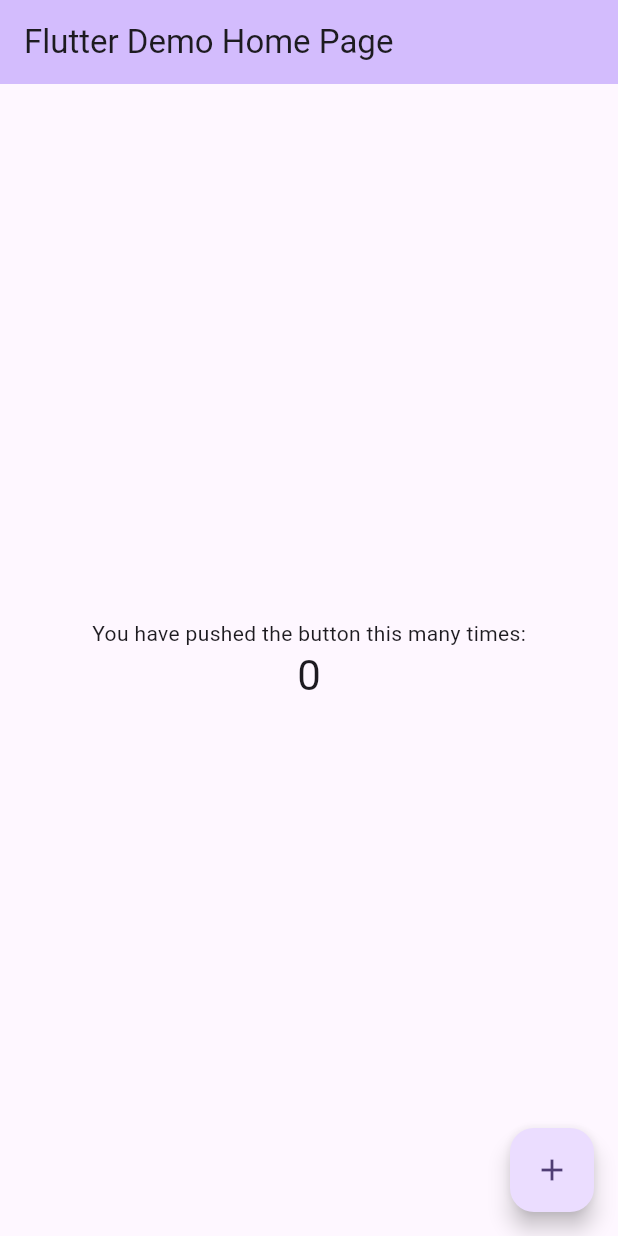
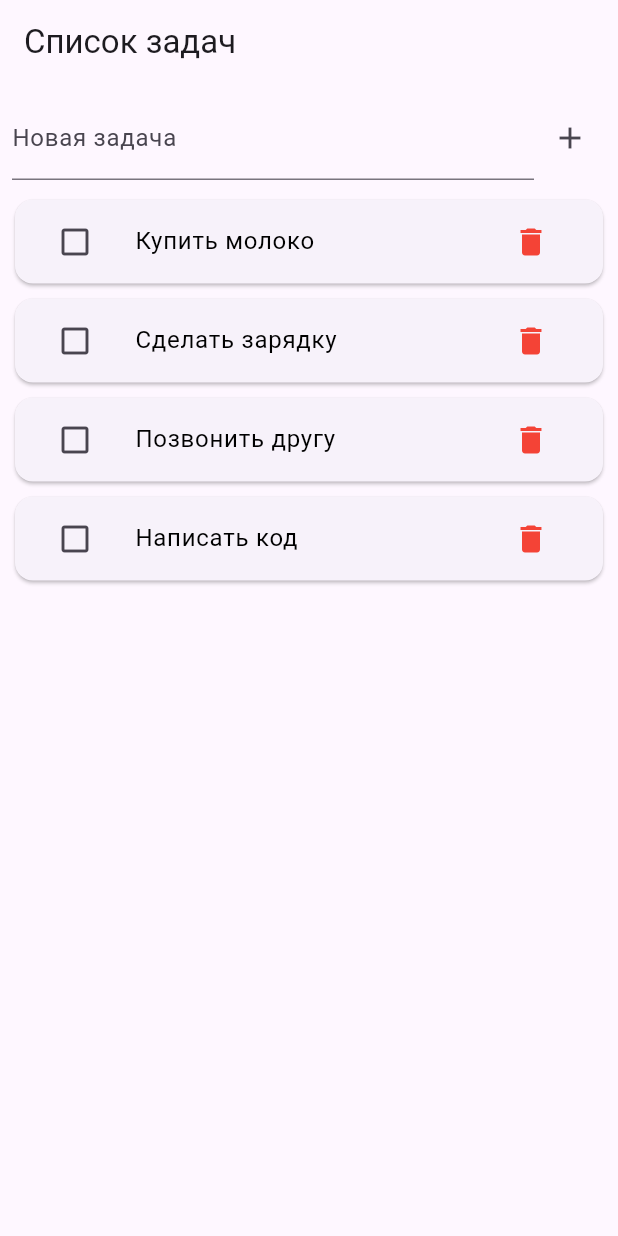
Before and after one commit to N1k1man/todo_list, a Flutter app: the screen it shows after launch, on a phone screen of 412 x 824 dp. Run offline on Flutter 3.47's test engine with Material 3 defaults, Android fonts, the phone set to English and light mode, and no system bars.

Commit message:
Added logigs, designed screens

```diff
--- a/lib/main.dart
+++ b/lib/main.dart
@@ -1,125 +1,6 @@
 import 'package:flutter/material.dart';
+import 'package:todo/todo_app.dart';
 
 void main() {
-  runApp(const MyApp());
+  runApp(const TodoApp());
 }
-
-class MyApp extends StatelessWidget {
-  const MyApp({super.key});
-
-  // This widget is the root of your application.
-  @override
-  Widget build(BuildContext context) {
-    return MaterialApp(
-      title: 'Flutter Demo',
-      theme: ThemeData(
-        // This is the theme of your application.
-        //
-        // TRY THIS: Try running your application with "flutter run". You'll see
-        // the application has a purple toolbar. Then, without quitting the app,
-        // try changing the seedColor in the colorScheme below to Colors.green
-        // and then invoke "hot reload" (save your changes or press the "hot
-        // reload" button in a Flutter-supported IDE, or press "r" if you used
-        // the command line to start the app).
-        //
-        // Notice that the counter didn't reset back to zero; the application
-        // state is not lost during the reload. To reset the state, use hot
-        // restart instead.
-        //
-        // This works for code too, not just values: Most code changes can be
-        // tested with just a hot reload.
-        colorScheme: ColorScheme.fromSeed(seedColor: Colors.deepPurple),
-        useMaterial3: true,
-      ),
-      home: const MyHomePage(title: 'Flutter Demo Home Page'),
-    );
-  }
-}
-
-class MyHomePage extends StatefulWidget {
-  const MyHomePage({super.key, required this.title});
-
-  // This widget is the home page of your application. It is stateful, meaning
-  // that it has a State object (defined below) that contains fields that affect
-  // how it looks.
-
-  // This class is the configuration for the state. It holds the values (in this
-  // case the title) provided by the parent (in this case the App widget) and
-  // used by the build method of the State. Fields in a Widget subclass are
-  // always marked "final".
-
-  final String title;
-
-  @override
-  State<MyHomePage> createState() => _MyHomePageState();
-}
-
-class _MyHomePageState extends State<MyHomePage> {
-  int _counter = 0;
-
-  void _incrementCounter() {
-    setState(() {
-      // This call to setState tells the Flutter framework that something has
-      // changed in this State, which causes it to rerun the build method below
-      // so that the display can reflect the updated values. If we changed
-      // _counter without calling setState(), then the build method would not be
-      // called again, and so nothing would appear to happen.
-      _counter++;
-    });
-  }
-
-  @override
-  Widget build(BuildContext context) {
-    // This method is rerun every time setState is called, for instance as done
-    // by the _incrementCounter method above.
-    //
-    // The Flutter framework has been optimized to make rerunning build methods
-    // fast, so that you can just rebuild anything that needs updating rather
-    // than having to individually change instances of widgets.
-    return Scaffold(
-      appBar: AppBar(
-        // TRY THIS: Try changing the color here to a specific color (to
-        // Colors.amber, perhaps?) and trigger a hot reload to see the AppBar
-        // change color while the other colors stay the same.
-        backgroundColor: Theme.of(context).colorScheme.inversePrimary,
-        // Here we take the value from the MyHomePage object that was created by
-        // the App.build method, and use it to set our appbar title.
-        title: Text(widget.title),
-      ),
-      body: Center(
-        // Center is a layout widget. It takes a single child and positions it
-        // in the middle of the parent.
-        child: Column(
-          // Column is also a layout widget. It takes a list of children and
-          // arranges them vertically. By default, it sizes itself to fit its
-          // children horizontally, and tries to be as tall as its parent.
-          //
-          // Column has various properties to control how it sizes itself and
-          // how it positions its children. Here we use mainAxisAlignment to
-          // center the children vertically; the main axis here is the vertical
-          // axis because Columns are vertical (the cross axis would be
-          // horizontal).
-          //
-          // TRY THIS: Invoke "debug painting" (choose the "Toggle Debug Paint"
-          // action in the IDE, or press "p" in the console), to see the
-          // wireframe for each widget.
-          mainAxisAlignment: MainAxisAlignment.center,
-          children: <Widget>[
-            const Text(
-              'You have pushed the button this many times:',
-            ),
-            Text(
-              '$_counter',
-              style: Theme.of(context).textTheme.headlineMedium,
-            ),
-          ],
-        ),
-      ),
-      floatingActionButton: FloatingActionButton(
-        onPressed: _incrementCounter,
-        tooltip: 'Increment',
-        child: const Icon(Icons.add),
-      ), // This trailing comma makes auto-formatting nicer for build methods.
-    );
-  }
-}
--- a/lib/models/task.dart
+++ b/lib/models/task.dart
@@ -0,0 +1,6 @@
+class Task {
+  String title;
+  bool isCompleted;
+
+  Task({required this.title, this.isCompleted = false});
+}
--- a/lib/screens/todo_screen.dart
+++ b/lib/screens/todo_screen.dart
@@ -0,0 +1,105 @@
+import 'package:flutter/material.dart';
+import 'package:todo/models/task.dart';
+
+class TodoScreen extends StatefulWidget {
+  const TodoScreen({super.key});
+
+  @override
+  State<TodoScreen> createState() => _TodoScreenState();
+}
+
+class _TodoScreenState extends State<TodoScreen> {
+  final List<Task> _tasks = [
+    Task(title: 'Купить молоко'),
+    Task(title: 'Сделать зарядку'),
+    Task(title: 'Позвонить другу'),
+    Task(title: 'Написать код'),
+  ];
+  final TextEditingController _controller = TextEditingController();
+
+  void _addTask() {
+    if (_controller.text.isNotEmpty) {
+      setState(() {
+        _tasks.add(Task(title: _controller.text));
+        _controller.clear();
+      });
+    }
+  }
+
+  void _toggleTaskStatus(int index) {
+    setState(() {
+      _tasks[index].isCompleted = !_tasks[index].isCompleted;
+    });
+  }
+
+  void _removeTask(int index) {
+    setState(() {
+      _tasks.removeAt(index);
+    });
+  }
+
+  @override
+  Widget build(BuildContext context) {
+    return Scaffold(
+      appBar: AppBar(title: const Text('Список задач')),
+      body: Column(
+        children: [
+          Padding(
+            padding: const EdgeInsets.all(8.0),
+            child: Row(
+              children: [
+                Expanded(
+                  child: TextField(
+                    controller: _controller,
+                    decoration: const InputDecoration(
+                      labelText: 'Новая задача',
+                    ),
+                  ),
+                ),
+                IconButton(
+                  icon: const Icon(Icons.add),
+                  onPressed: _addTask,
+                ),
+              ],
+            ),
+          ),
+          Expanded(
+            child: ListView.builder(
+              itemCount: _tasks.length,
+              itemBuilder: (context, index) {
+                final task = _tasks[index];
+                return Card(
+                  margin:
+                      const EdgeInsets.symmetric(horizontal: 10, vertical: 5),
+                  child: ListTile(
+                    title: Text(
+                      task.title,
+                      style: TextStyle(
+                        decoration: task.isCompleted
+                            ? TextDecoration.lineThrough
+                            : TextDecoration.none,
+                        color: task.isCompleted ? Colors.grey : Colors.black,
+                      ),
+                    ),
+                    leading: IconButton(
+                      icon: Icon(
+                        task.isCompleted
+                            ? Icons.check_box
+                            : Icons.check_box_outline_blank,
+                      ),
+                      onPressed: () => _toggleTaskStatus(index),
+                    ),
+                    trailing: IconButton(
+                      icon: const Icon(Icons.delete, color: Colors.red),
+                      onPressed: () => _removeTask(index),
+                    ),
+                  ),
+                );
+              },
+            ),
+          ),
+        ],
+      ),
+    );
+  }
+}
--- a/lib/todo_app.dart
+++ b/lib/todo_app.dart
@@ -0,0 +1,16 @@
+import 'package:flutter/material.dart';
+import 'package:todo/screens/todo_screen.dart';
+
+class TodoApp extends StatelessWidget {
+  const TodoApp({super.key});
+
+  @override
+  Widget build(BuildContext context) {
+    return MaterialApp(
+      theme: ThemeData(
+        primarySwatch: Colors.blue,
+      ),
+      home: const TodoScreen(),
+    );
+  }
+}
```
